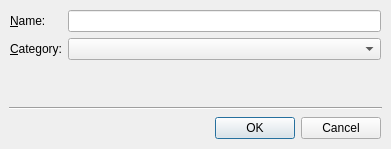
Before: the Qt Designer form tools/designer/src/designer/saveformastemplate.ui in Fat-Zer/qt4-historical, drawn with Qt 5.
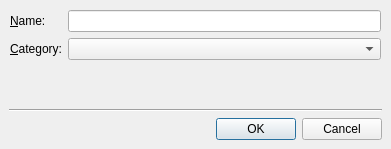
After: the same form once the commit is applied.

```diff
--- a/tools/designer/src/designer/saveformastemplate.ui
+++ b/tools/designer/src/designer/saveformastemplate.ui
@@ -139,35 +139,19 @@
    </item>
    <item>
     <spacer>
-     <property name="geometry" >
-      <rect>
-       <x>9</x>
-       <y>71</y>
-       <width>373</width>
-       <height>20</height>
-      </rect>
-     </property>
      <property name="orientation" >
       <enum>Qt::Vertical</enum>
      </property>
      <property name="sizeHint" >
       <size>
-       <width>20</width>
-       <height>40</height>
+       <width>373</width>
+       <height>16</height>
       </size>
      </property>
     </spacer>
    </item>
    <item>
     <widget class="QFrame" name="horizontalLine" >
-     <property name="geometry" >
-      <rect>
-       <x>9</x>
-       <y>97</y>
-       <width>373</width>
-       <height>3</height>
-      </rect>
-     </property>
      <property name="frameShape" >
       <enum>QFrame::HLine</enum>
      </property>
@@ -177,68 +161,14 @@
     </widget>
    </item>
    <item>
-    <layout class="QHBoxLayout" >
-     <property name="margin" >
-      <number>1</number>
+    <widget class="QDialogButtonBox" name="buttonBox" >
+     <property name="orientation" >
+      <enum>Qt::Horizontal</enum>
      </property>
-     <property name="spacing" >
-      <number>6</number>
+     <property name="standardButtons" >
+      <set>QDialogButtonBox::Cancel|QDialogButtonBox::NoButton|QDialogButtonBox::Ok</set>
      </property>
-     <item>
-      <spacer>
-       <property name="geometry" >
-        <rect>
-         <x>1</x>
-         <y>1</y>
-         <width>197</width>
-         <height>32</height>
-        </rect>
-       </property>
-       <property name="orientation" >
-        <enum>Qt::Horizontal</enum>
-       </property>
-       <property name="sizeHint" >
-        <size>
-         <width>40</width>
-         <height>20</height>
-        </size>
-       </property>
-      </spacer>
-     </item>
-     <item>
-      <widget class="QPushButton" name="okButton" >
-       <property name="geometry" >
-        <rect>
-         <x>204</x>
-         <y>1</y>
-         <width>81</width>
-         <height>32</height>
-        </rect>
-       </property>
-       <property name="text" >
-        <string>OK</string>
-       </property>
-       <property name="default" >
-        <bool>true</bool>
-       </property>
-      </widget>
-     </item>
-     <item>
-      <widget class="QPushButton" name="cancelButton" >
-       <property name="geometry" >
-        <rect>
-         <x>291</x>
-         <y>1</y>
-         <width>81</width>
-         <height>32</height>
-        </rect>
-       </property>
-       <property name="text" >
-        <string>Cancel</string>
-       </property>
-      </widget>
-     </item>
-    </layout>
+    </widget>
    </item>
   </layout>
  </widget>
```
Left out of the diff: 75 changed lines with no effect on the pictures.
